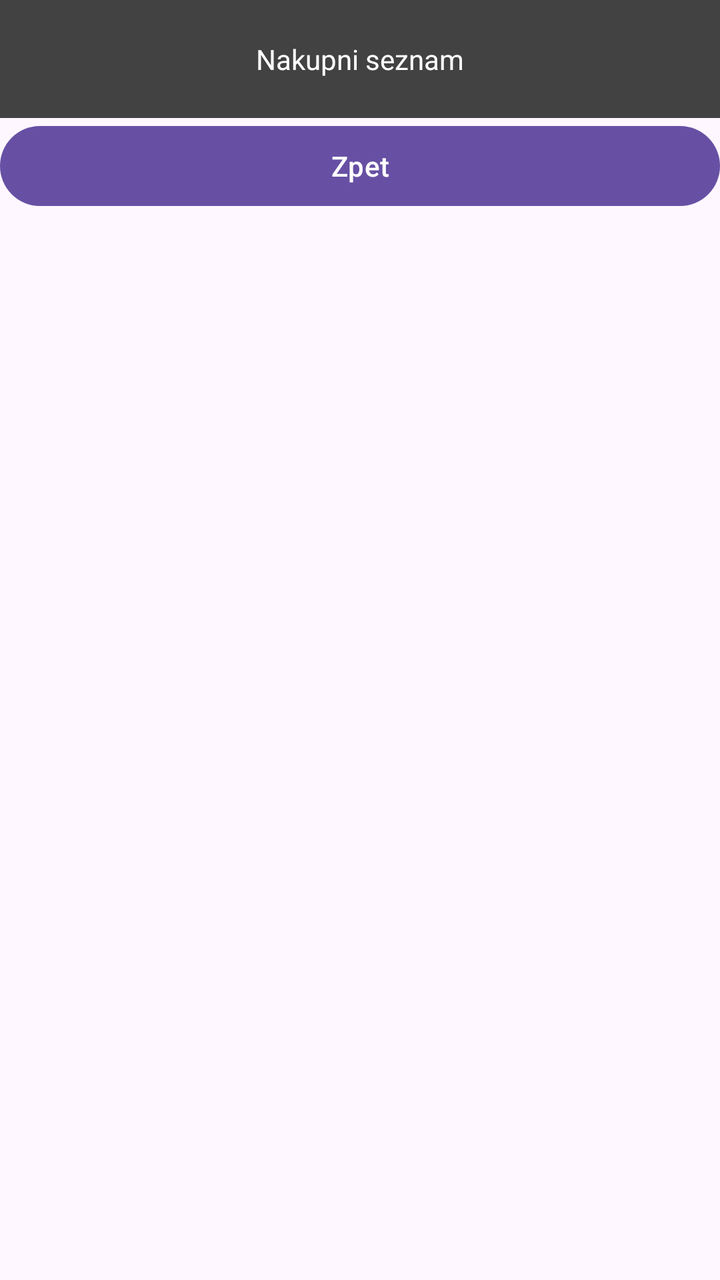
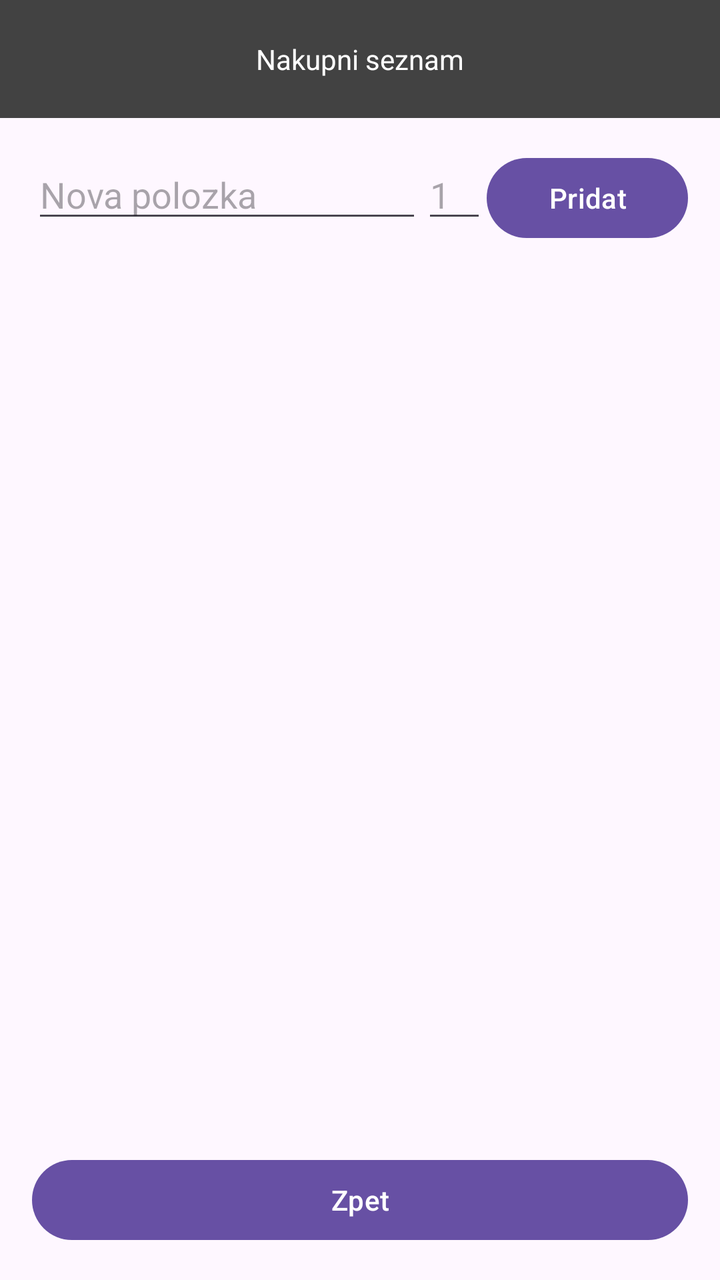

An Android layout rendered at two revisions. The XML below is the earlier revision; the diff shows what the commit changed to produce the second picture.
<!-- AndroidManifest.xml: application theme Theme.Ukol3 -->
<!-- res/layout/activity_main.xml -->
<?xml version="1.0" encoding="utf-8"?>
<LinearLayout xmlns:android="http://schemas.android.com/apk/res/android"
    xmlns:app="http://schemas.android.com/apk/res-auto"
    xmlns:tools="http://schemas.android.com/tools"
    android:id="@+id/main"
    android:layout_width="match_parent"
    android:layout_height="match_parent"
    android:orientation="vertical"
    tools:context=".MainActivity">

    <TextView
        android:id="@+id/tvListName"
        android:layout_width="match_parent"
        android:layout_height="wrap_content"
        android:textAlignment="center"
        android:padding="20dp"
        android:background="@color/cardview_dark_background"
        android:textColor="@color/white"
        android:text="@string/app_name" />

    <Button
        android:id="@+id/btnBack"
        android:layout_width="match_parent"
        android:layout_height="wrap_content"
        android:text="@string/btnBack" />

    <androidx.recyclerview.widget.RecyclerView
        android:id="@+id/rvListOfItems"
        android:layout_width="match_parent"
        android:layout_height="595dp" />

    <LinearLayout
        android:layout_width="match_parent"
        android:layout_height="match_parent"
        android:orientation="horizontal">

        <EditText
            android:id="@+id/etNewItemName"
            android:layout_width="195dp"
            android:layout_height="wrap_content"
            android:layout_weight="1"
            android:ems="10"
            android:hint="@string/new_item"
            android:inputType="text" />


        <EditText
            android:id="@+id/etNewItemQuantity"
            android:layout_width="20dp"
            android:layout_height="wrap_content"
            android:layout_weight="1"
            android:ems="10"
            android:inputType="number"
            android:hint="1" />

        <Button
            android:id="@+id/add_new"
            android:layout_width="wrap_content"
            android:layout_height="wrap_content"
            android:layout_weight="1"
            android:text="@string/add_item" />
    </LinearLayout>

</LinearLayout>
<!-- resources referenced by this layout -->
<resources>
  <color name="white">#FFFFFFFF</color>
  <string name="add_item">Pridat</string>
  <string name="app_name">Nakupni seznam</string>
  <string name="btnBack">Zpet</string>
  <string name="new_item">Nova polozka</string>
  <style name="Theme.Ukol3" parent="Base.Theme.Ukol3" />
  <style name="Base.Theme.Ukol3" parent="Theme.Material3.DayNight.NoActionBar">
          
          
      </style>
</resources>

<!-- the commit's change to res/layout/activity_main.xml (unified diff, before → after) -->
@@ -5,6 +5,7 @@
     android:id="@+id/main"
     android:layout_width="match_parent"
     android:layout_height="match_parent"
+
     android:orientation="vertical"
     tools:context=".MainActivity">
 
@@ -18,27 +19,18 @@
         android:textColor="@color/white"
         android:text="@string/app_name" />
 
-    <Button
-        android:id="@+id/btnBack"
+    <LinearLayout
         android:layout_width="match_parent"
         android:layout_height="wrap_content"
-        android:text="@string/btnBack" />
-
-    <androidx.recyclerview.widget.RecyclerView
-        android:id="@+id/rvListOfItems"
-        android:layout_width="match_parent"
-        android:layout_height="595dp" />
-
-    <LinearLayout
-        android:layout_width="match_parent"
-        android:layout_height="match_parent"
+        android:layout_marginTop="16dp"
+        android:layout_marginRight="16dp"
+        android:layout_marginLeft="16dp"
         android:orientation="horizontal">
 
         <EditText
             android:id="@+id/etNewItemName"
             android:layout_width="195dp"
             android:layout_height="wrap_content"
-            android:layout_weight="1"
             android:ems="10"
             android:hint="@string/new_item"
             android:inputType="text" />
@@ -61,4 +53,25 @@
             android:text="@string/add_item" />
     </LinearLayout>
 
+
+    <androidx.recyclerview.widget.RecyclerView
+        android:id="@+id/rvListOfItems"
+        android:layout_width="match_parent"
+        android:layout_marginTop="16dp"
+        android:layout_marginLeft="16dp"
+        android:layout_marginRight="16dp"
+        android:layout_weight="1"
+        android:scrollbars="vertical"
+        android:layout_height="0dp" />
+
+    <Button
+        android:id="@+id/btnBack"
+        android:layout_width="match_parent"
+        android:layout_height="wrap_content"
+        android:layout_marginTop="16dp"
+        android:layout_marginBottom="16dp"
+        android:layout_marginLeft="16dp"
+        android:layout_marginRight="16dp"
+        android:text="@string/btnBack" />
+
 </LinearLayout>
